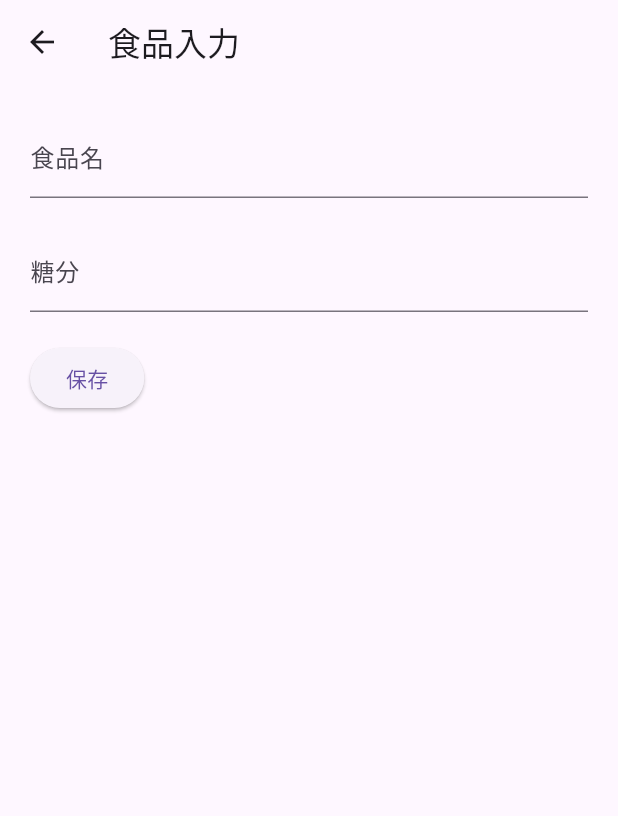
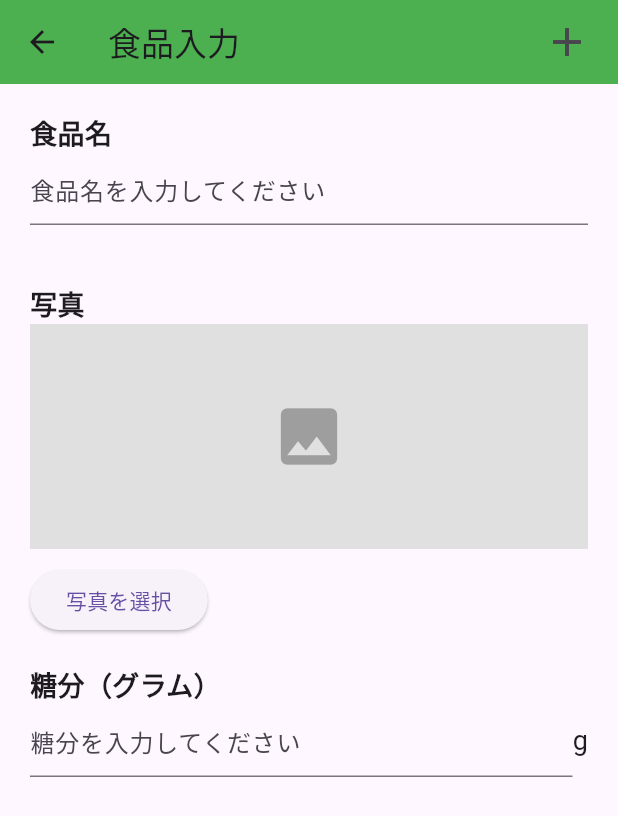
Before and after one commit to motigaeru/sugar, a Flutter app: the screen it shows after launch, item 4 of the bottom bar chosen, after a tap on the "add" icon, on a phone screen of 412 x 824 dp. Shown: the top 816 px of the screen. Run offline on Flutter 3.47's test engine with Material 3 defaults, Android fonts, the phone set to English and light mode, and no system bars; our stand-ins replace flutter_riverpod, sqflite; accounts and stored records are empty.

Commit message:
外見だけ書いた

```diff
--- a/lib/main.dart
+++ b/lib/main.dart
@@ -1,7 +1,7 @@
 import 'package:flutter/material.dart';
-
+import 'package:flutter_riverpod/flutter_riverpod.dart';
 import 'app.dart';
 
 void main() {
-  runApp(const MyApp());
+  runApp(const ProviderScope(child: MyApp()));
 }
--- a/lib/src/screens/Food Entry.dart
+++ b/lib/src/screens/Food Entry.dart
@@ -1,7 +1,7 @@
 import 'package:flutter/material.dart';
 
 class FoodEntry extends StatefulWidget {
-  const FoodEntry({super.key});
+  const FoodEntry({Key? key}) : super(key: key);
 
   @override
   _FoodEntryState createState() => _FoodEntryState();
@@ -10,18 +10,46 @@ class FoodEntry extends StatefulWidget {
 class _FoodEntryState extends State<FoodEntry> {
   String _foodName = '';
   String _calories = '';
+  String _imageUrl = '';
+  double _buttonPosition = 0;
 
   @override
   Widget build(BuildContext context) {
     return Scaffold(
       appBar: AppBar(
+        backgroundColor: Colors.green,
         title: const Text('食品入力'),
+        actions: [
+          Padding(
+            padding: const EdgeInsets.symmetric(horizontal: 10.0), // ボタンの周囲に余白を追加
+            child: IconButton(
+              onPressed: () {
+                // ここで入力された食品名、糖分、写真URLを処理する
+                print('食品名: $_foodName');
+                print('糖分: $_calories');
+                print('写真URL: $_imageUrl');
+                // 例えば、データベースに保存したり、他の処理を実行したりすることができます
+              },
+              icon: const Icon(Icons.add), // アイコンをプラスアイコンに変更
+              iconSize: 32.0, // アイコンのサイズを大きくする
             ),
-      body: Padding(
-        padding: const EdgeInsets.all(20.0),
+          ),
+        ],
+      ),
+      body: SingleChildScrollView(
+        padding: EdgeInsets.symmetric(vertical: 20.0, horizontal: 20.0), // 上下左右に20の余白を追加
+        child: Column(
+          crossAxisAlignment: CrossAxisAlignment.stretch,
+          children: <Widget>[
+            Padding(
+              padding: const EdgeInsets.only(bottom: 20.0),
               child: Column(
                 crossAxisAlignment: CrossAxisAlignment.start,
-          children: <Widget>[
+                children: [
+                  Text(
+                    '食品名',
+                    style: TextStyle(fontSize: 18.0, fontWeight: FontWeight.bold),
+                  ),
                   TextField(
                     onChanged: (value) {
                       setState(() {
@@ -29,30 +57,76 @@ class _FoodEntryState extends State<FoodEntry> {
                       });
                     },
                     decoration: const InputDecoration(
-                labelText: '食品名',
+                      hintText: '食品名を入力してください',
                     ),
                   ),
-            const SizedBox(height: 20.0),
-            TextField(
+                ],
+              ),
+            ),
+            SizedBox(height: 20.0), // スペースを追加
+            Padding(
+              padding: const EdgeInsets.only(bottom: 20.0),
+              child: Column(
+                crossAxisAlignment: CrossAxisAlignment.start,
+                children: [
+                  Text(
+                    '写真',
+                    style: TextStyle(fontSize: 18.0, fontWeight: FontWeight.bold),
+                  ),
+                  // 灰色の長方形を表示する
+                  Container(
+                    height: 150, // 画像の高さに応じて調整してください
+                    color: Colors.grey[300],
+                    alignment: Alignment.center,
+                    child: _imageUrl.isNotEmpty
+                        ? Image.network(_imageUrl)
+                        : Icon(Icons.image, size: 50, color: Colors.grey),
+                  ),
+                  SizedBox(height: 10), // スペースを追加
+                  ElevatedButton(
+                    onPressed: () {
+                      // ここで画像の選択を処理する
+                      // 例えば、画像を選択して _imageUrl を更新する処理を実装することができます
+                    },
+                    child: Text('写真を選択'),
+                  ),
+                ],
+              ),
+            ),
+            Padding(
+              padding: const EdgeInsets.only(bottom: 20.0),
+              child: Column(
+                crossAxisAlignment: CrossAxisAlignment.start,
+                children: [
+                  Text(
+                    '糖分（グラム）',
+                    style: TextStyle(fontSize: 18.0, fontWeight: FontWeight.bold),
+                  ),
+                  Row(
+                    children: [
+                      Expanded(
+                        child: TextField(
+                          keyboardType: TextInputType.number,
                           onChanged: (value) {
                             setState(() {
                               _calories = value;
                             });
                           },
                           decoration: const InputDecoration(
-                labelText: '糖分',
+                            hintText: '糖分を入力してください',
                           ),
                         ),
-            const SizedBox(height: 20.0),
-            ElevatedButton(
-              onPressed: () {
-                // ここで入力された食品名とカロリーを処理する
-                print('食品名: $_foodName');
-                print('糖分: $_calories');
-                // 例えば、データベースに保存したり、他の処理を実行したりすることができます
-              },
-              child: const Text('保存'),
                       ),
+                      Text(
+                        'g',
+                        style: TextStyle(fontSize: 18.0),
+                      ),
+                    ],
+                  ),
+                ],
+              ),
+            ),
+            SizedBox(height: MediaQuery.of(context).viewInsets.bottom), // キーボードの高さ分のスペースを追加
           ],
         ),
       ),
--- a/lib/src/screens/Foodlist.dart
+++ b/lib/src/screens/Foodlist.dart
@@ -6,6 +6,15 @@ class FoodlistScreen extends StatelessWidget {
 
   @override
   Widget build(BuildContext context) {
+    // 仮の食品リスト
+    List<String> foods = [
+      'りんご',
+      'バナナ',
+      'オレンジ',
+      'いちご',
+      'ブルーベリー',
+    ];
+
     return Scaffold(
       appBar: AppBar(
         title: const Text('食べた食品一覧'),
@@ -23,7 +32,25 @@ class FoodlistScreen extends StatelessWidget {
           ),
         ],
       ),
-      body: const Center(child: Text('食べた食品一覧', style: TextStyle(fontSize: 32.0))),
+      body: ListView.builder(
+        itemCount: foods.length * 2 - 1, // アイテムと境界線の数を計算
+        itemBuilder: (context, index) {
+          if (index.isOdd) {
+            // 奇数番目の場合は境界線を返す
+            return Divider(
+              color: Colors.grey, // 境界線の色を設定
+              height: 1, // 境界線の高さを設定
+            );
+          } else {
+            // 偶数番目の場合はリストアイテムを返す
+            final itemIndex = index ~/ 2; // リストアイテムのインデックスを計算
+            return ListTile(
+              title: Text(foods[itemIndex]),
+              // タップしたときの処理を追加する場合はここに追記
+            );
+          }
+        },
+      ),
     );
   }
 }
--- a/lib/src/screens/home.dart
+++ b/lib/src/screens/home.dart
@@ -1,17 +1,44 @@
 import 'package:flutter/material.dart';
+import 'package:flutter_riverpod/flutter_riverpod.dart';
 
 class HomeScreen extends StatelessWidget {
   const HomeScreen({Key? key}) : super(key: key);
 
   @override
   Widget build(BuildContext context) {
+    return MaterialApp(
+      title: 'Flutter Demo',
+      theme: ThemeData(
+        primarySwatch: Colors.blue,
+      ),
+      home: const RiverpodSample(),
+    );
+  }
+}
+
+final strProvider = Provider((ref) {
+  return 'Hello';
+});
+
+class RiverpodSample extends ConsumerWidget {
+  const RiverpodSample({Key? key}) : super(key: key);
+@override
+  Widget build(BuildContext context, WidgetRef ref) {
+    final value = ref.watch(strProvider);
+
     return Scaffold(
       appBar: AppBar(
         backgroundColor: Colors.green,
         title: const Text('ホーム'),
       ),
-      body:
-          const Center(child: Text('ホーム画面', style: TextStyle(fontSize: 32.0))),
+      body: Center(
+        child: Text(
+          value,
+          style: const TextStyle(
+              fontSize: 24
+          ),
+        ),
+      ),
     );
   }
 }
```
Also changed, not shown: pubspec.yaml (+9 -0 lines), lib/src/screens/warning.dart (line endings or trailing spaces), pubspec.lock, 8 other files. Lines whose indentation alone changed are shown as unchanged.
